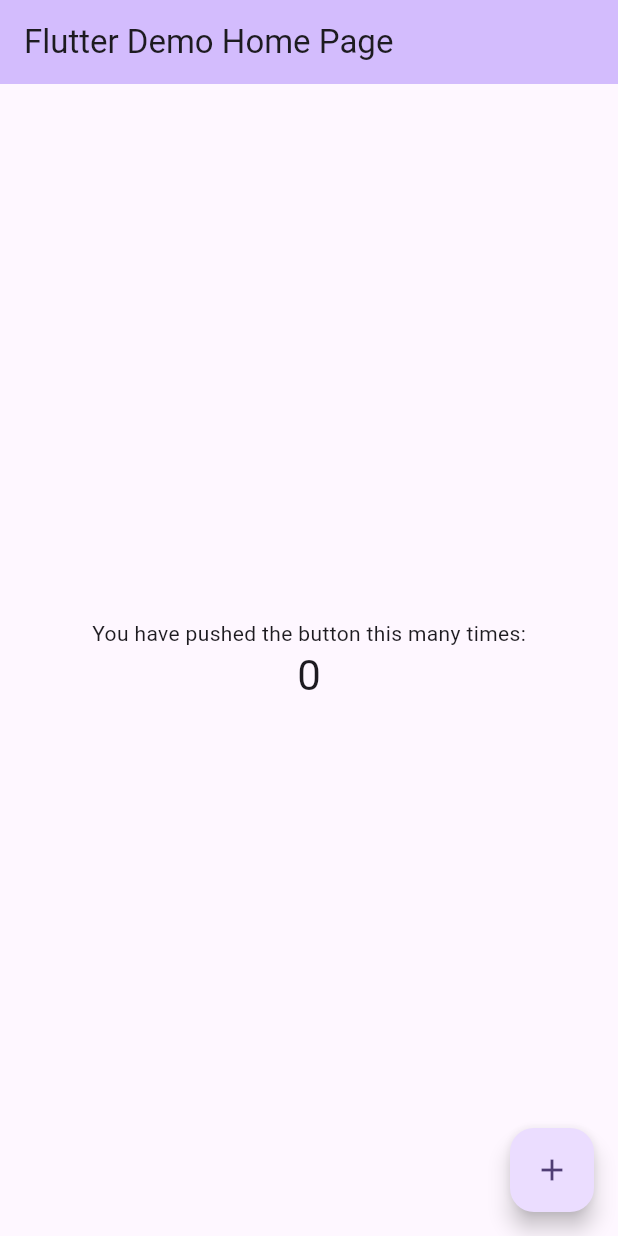
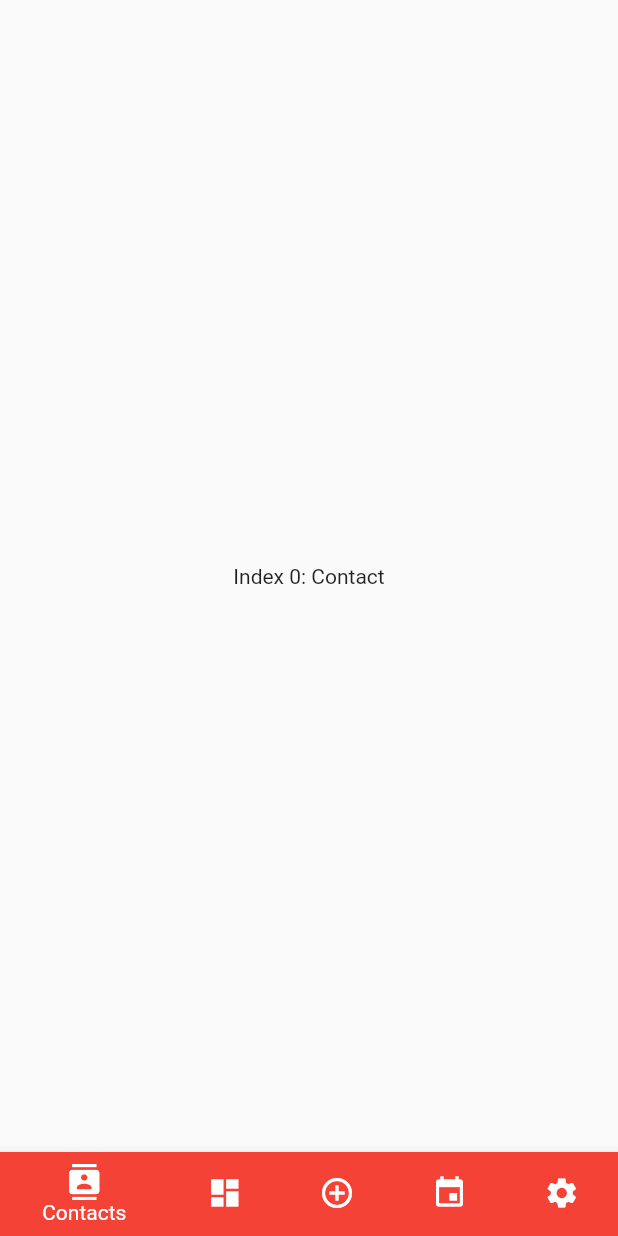
Before and after one commit to INZDY/plandar, a Flutter app: the screen it shows after launch, on a phone screen of 412 x 824 dp. Run offline on Flutter 3.47's test engine with Material 2 defaults, Android fonts, the phone set to English and light mode, and no system bars.

Commit message:
Add bottom nav bar, routing. Temporary.

```diff
--- a/lib/main.dart
+++ b/lib/main.dart
@@ -7,119 +7,80 @@ void main() {
 class MyApp extends StatelessWidget {
   const MyApp({super.key});
 
-  // This widget is the root of your application.
   @override
   Widget build(BuildContext context) {
-    return MaterialApp(
-      title: 'Flutter Demo',
-      theme: ThemeData(
-        // This is the theme of your application.
-        //
-        // TRY THIS: Try running your application with "flutter run". You'll see
-        // the application has a blue toolbar. Then, without quitting the app,
-        // try changing the seedColor in the colorScheme below to Colors.green
-        // and then invoke "hot reload" (save your changes or press the "hot
-        // reload" button in a Flutter-supported IDE, or press "r" if you used
-        // the command line to start the app).
-        //
-        // Notice that the counter didn't reset back to zero; the application
-        // state is not lost during the reload. To reset the state, use hot
-        // restart instead.
-        //
-        // This works for code too, not just values: Most code changes can be
-        // tested with just a hot reload.
-        colorScheme: ColorScheme.fromSeed(seedColor: Colors.deepPurple),
-        useMaterial3: true,
-      ),
-      home: const MyHomePage(title: 'Flutter Demo Home Page'),
+    return const MaterialApp(
+      home: BottomNavBar()
     );
   }
 }
 
-class MyHomePage extends StatefulWidget {
-  const MyHomePage({super.key, required this.title});
-
-  // This widget is the home page of your application. It is stateful, meaning
-  // that it has a State object (defined below) that contains fields that affect
-  // how it looks.
-
-  // This class is the configuration for the state. It holds the values (in this
-  // case the title) provided by the parent (in this case the App widget) and
-  // used by the build method of the State. Fields in a Widget subclass are
-  // always marked "final".
-
-  final String title;
+class BottomNavBar extends StatefulWidget {
+  const BottomNavBar({super.key});
 
   @override
-  State<MyHomePage> createState() => _MyHomePageState();
+  State<BottomNavBar> createState() => _BottomNavBarState();
 }
 
-class _MyHomePageState extends State<MyHomePage> {
-  int _counter = 0;
+class _BottomNavBarState extends State<BottomNavBar> {
+  int _selectedIndex = 0;
+  static const List<Widget> _widgetOptions = <Widget>[
+    Text(
+      'Index 0: Contact',
+    ),
+    Text(
+      'Index 1: Dashboard',
+    ),
+    Text(
+      'Index 2: Add Event',
+    ),
+    Text(
+      'Index 3: Planner',
+    ),
+    Text(
+      'Index 4: Settings',
+    ),
+  ];
 
-  void _incrementCounter() {
+  void _onItemTapped(int index) {
     setState(() {
-      // This call to setState tells the Flutter framework that something has
-      // changed in this State, which causes it to rerun the build method below
-      // so that the display can reflect the updated values. If we changed
-      // _counter without calling setState(), then the build method would not be
-      // called again, and so nothing would appear to happen.
-      _counter++;
+      _selectedIndex = index;
     });
   }
 
   @override
   Widget build(BuildContext context) {
-    // This method is rerun every time setState is called, for instance as done
-    // by the _incrementCounter method above.
-    //
-    // The Flutter framework has been optimized to make rerunning build methods
-    // fast, so that you can just rebuild anything that needs updating rather
-    // than having to individually change instances of widgets.
     return Scaffold(
-      appBar: AppBar(
-        // TRY THIS: Try changing the color here to a specific color (to
-        // Colors.amber, perhaps?) and trigger a hot reload to see the AppBar
-        // change color while the other colors stay the same.
-        backgroundColor: Theme.of(context).colorScheme.inversePrimary,
-        // Here we take the value from the MyHomePage object that was created by
-        // the App.build method, and use it to set our appbar title.
-        title: Text(widget.title),
+      body: Center(
+        child: _widgetOptions.elementAt(_selectedIndex),
       ),
-      body: Center(
-        // Center is a layout widget. It takes a single child and positions it
-        // in the middle of the parent.
-        child: Column(
-          // Column is also a layout widget. It takes a list of children and
-          // arranges them vertically. By default, it sizes itself to fit its
-          // children horizontally, and tries to be as tall as its parent.
-          //
-          // Column has various properties to control how it sizes itself and
-          // how it positions its children. Here we use mainAxisAlignment to
-          // center the children vertically; the main axis here is the vertical
-          // axis because Columns are vertical (the cross axis would be
-          // horizontal).
-          //
-          // TRY THIS: Invoke "debug painting" (choose the "Toggle Debug Paint"
-          // action in the IDE, or press "p" in the console), to see the
-          // wireframe for each widget.
-          mainAxisAlignment: MainAxisAlignment.center,
-          children: <Widget>[
-            const Text(
-              'You have pushed the button this many times:',
-            ),
-            Text(
-              '$_counter',
-              style: Theme.of(context).textTheme.headlineMedium,
-            ),
-          ],
-        ),
+      bottomNavigationBar: BottomNavigationBar(
+        items: const <BottomNavigationBarItem>[
+          BottomNavigationBarItem(
+              icon: Icon(Icons.contacts),
+              label: 'Contacts',
+              backgroundColor: Colors.red),
+          BottomNavigationBarItem(
+              icon: Icon(Icons.dashboard),
+              label: 'Dashboard',
+              backgroundColor: Colors.green),
+          BottomNavigationBarItem(
+              icon: Icon(Icons.add_circle_outline),
+              label: 'Add Event',
+              backgroundColor: Colors.blue),
+          BottomNavigationBarItem(
+              icon: Icon(Icons.event),
+              label: 'Planner',
+              backgroundColor: Colors.pink),
+          BottomNavigationBarItem(
+              icon: Icon(Icons.settings),
+              label: 'Settings',
+              backgroundColor: Colors.grey),
+        ],
+        currentIndex: _selectedIndex,
+        selectedItemColor: Colors.white,
+        onTap: _onItemTapped,
       ),
-      floatingActionButton: FloatingActionButton(
-        onPressed: _incrementCounter,
-        tooltip: 'Increment',
-        child: const Icon(Icons.add),
-      ), // This trailing comma makes auto-formatting nicer for build methods.
     );
   }
 }
--- /dev/null
+++ b/lib/testapp_unused.dart
@@ -0,0 +1,125 @@
+import 'package:flutter/material.dart';
+
+void main() {
+  runApp(const MyApp());
+}
+
+class MyApp extends StatelessWidget {
+  const MyApp({super.key});
+
+  // This widget is the root of your application.
+  @override
+  Widget build(BuildContext context) {
+    return MaterialApp(
+      title: 'Flutter Demo',
+      theme: ThemeData(
+        // This is the theme of your application.
+        //
+        // TRY THIS: Try running your application with "flutter run". You'll see
+        // the application has a blue toolbar. Then, without quitting the app,
+        // try changing the seedColor in the colorScheme below to Colors.green
+        // and then invoke "hot reload" (save your changes or press the "hot
+        // reload" button in a Flutter-supported IDE, or press "r" if you used
+        // the command line to start the app).
+        //
+        // Notice that the counter didn't reset back to zero; the application
+        // state is not lost during the reload. To reset the state, use hot
+        // restart instead.
+        //
+        // This works for code too, not just values: Most code changes can be
+        // tested with just a hot reload.
+        colorScheme: ColorScheme.fromSeed(seedColor: Colors.deepPurple),
+        useMaterial3: true,
+      ),
+      home: const MyHomePage(title: 'Flutter Demo Home Page'),
+    );
+  }
+}
+
+class MyHomePage extends StatefulWidget {
+  const MyHomePage({super.key, required this.title});
+
+  // This widget is the home page of your application. It is stateful, meaning
+  // that it has a State object (defined below) that contains fields that affect
+  // how it looks.
+
+  // This class is the configuration for the state. It holds the values (in this
+  // case the title) provided by the parent (in this case the App widget) and
+  // used by the build method of the State. Fields in a Widget subclass are
+  // always marked "final".
+
+  final String title;
+
+  @override
+  State<MyHomePage> createState() => _MyHomePageState();
+}
+
+class _MyHomePageState extends State<MyHomePage> {
+  int _counter = 0;
+
+  void _incrementCounter() {
+    setState(() {
+      // This call to setState tells the Flutter framework that something has
+      // changed in this State, which causes it to rerun the build method below
+      // so that the display can reflect the updated values. If we changed
+      // _counter without calling setState(), then the build method would not be
+      // called again, and so nothing would appear to happen.
+      _counter++;
+    });
+  }
+
+  @override
+  Widget build(BuildContext context) {
+    // This method is rerun every time setState is called, for instance as done
+    // by the _incrementCounter method above.
+    //
+    // The Flutter framework has been optimized to make rerunning build methods
+    // fast, so that you can just rebuild anything that needs updating rather
+    // than having to individually change instances of widgets.
+    return Scaffold(
+      appBar: AppBar(
+        // TRY THIS: Try changing the color here to a specific color (to
+        // Colors.amber, perhaps?) and trigger a hot reload to see the AppBar
+        // change color while the other colors stay the same.
+        backgroundColor: Theme.of(context).colorScheme.inversePrimary,
+        // Here we take the value from the MyHomePage object that was created by
+        // the App.build method, and use it to set our appbar title.
+        title: Text(widget.title),
+      ),
+      body: Center(
+        // Center is a layout widget. It takes a single child and positions it
+        // in the middle of the parent.
+        child: Column(
+          // Column is also a layout widget. It takes a list of children and
+          // arranges them vertically. By default, it sizes itself to fit its
+          // children horizontally, and tries to be as tall as its parent.
+          //
+          // Column has various properties to control how it sizes itself and
+          // how it positions its children. Here we use mainAxisAlignment to
+          // center the children vertically; the main axis here is the vertical
+          // axis because Columns are vertical (the cross axis would be
+          // horizontal).
+          //
+          // TRY THIS: Invoke "debug painting" (choose the "Toggle Debug Paint"
+          // action in the IDE, or press "p" in the console), to see the
+          // wireframe for each widget.
+          mainAxisAlignment: MainAxisAlignment.center,
+          children: <Widget>[
+            const Text(
+              'You have pushed the button this many times:',
+            ),
+            Text(
+              '$_counter',
+              style: Theme.of(context).textTheme.headlineMedium,
+            ),
+          ],
+        ),
+      ),
+      floatingActionButton: FloatingActionButton(
+        onPressed: _incrementCounter,
+        tooltip: 'Increment',
+        child: const Icon(Icons.add),
+      ), // This trailing comma makes auto-formatting nicer for build methods.
+    );
+  }
+}
```
